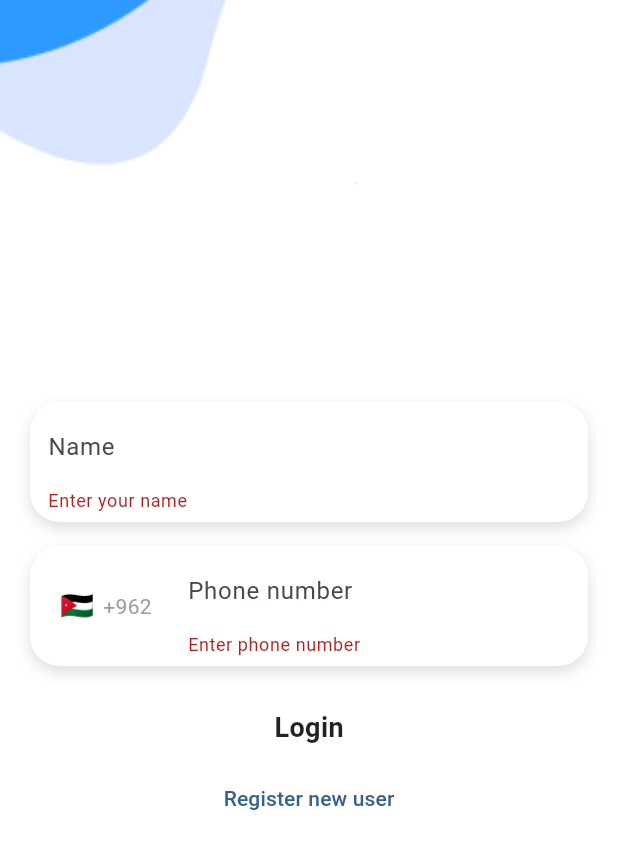
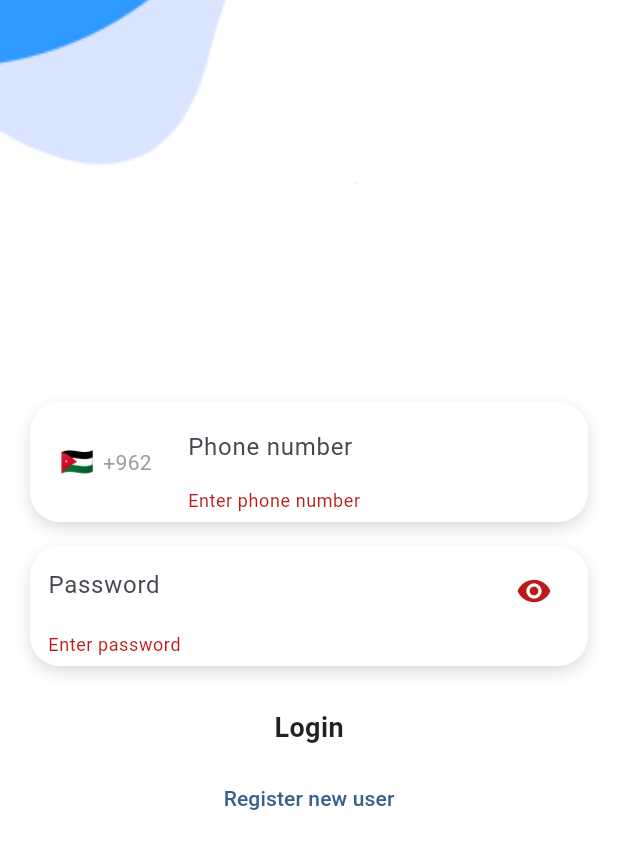
Before and after one commit to EjabiSoftDev/Installment_mobile, a Flutter app: the OtpRequestScreen screen opened directly, after a tap on "Login", on a phone screen of 412 x 824 dp. Shown: the top 849 px of the screen. Run offline on Flutter 3.47's test engine with Material 3 defaults, Android fonts, the phone set to English and light mode, and no system bars; our stand-ins replace device_info_plus, easy_localization, flutter_secure_storage, image_picker; accounts and stored records are empty.

Commit message:
full edit   screen  40% of app

```diff
--- /dev/null
+++ b/lib/api/login_response.dart
@@ -0,0 +1,42 @@
+class LoginResponse {
+  final bool success;
+  final String message;
+  final LoginCustomer? customer;
+
+  const LoginResponse({
+    required this.success,
+    required this.message,
+    this.customer,
+  });
+
+  factory LoginResponse.fromJson(Map<String, dynamic> json) {
+    final rawSuccess = json['success'];
+    return LoginResponse(
+      success: rawSuccess is bool ? rawSuccess : rawSuccess.toString().toLowerCase() == 'true',
+      message: json['message']?.toString() ?? '',
+      customer: json['customer'] is Map<String, dynamic>
+          ? LoginCustomer.fromJson(json['customer'] as Map<String, dynamic>)
+          : null,
+    );
+  }
+}
+
+class LoginCustomer {
+  final int id;
+  final String phone;
+  final String name;
+
+  const LoginCustomer({
+    required this.id,
+    required this.phone,
+    required this.name,
+  });
+
+  factory LoginCustomer.fromJson(Map<String, dynamic> json) {
+    return LoginCustomer(
+      id: json['Id'] is int ? json['Id'] as int : int.tryParse('${json['Id']}') ?? 0,
+      phone: json['Phone']?.toString() ?? '',
+      name: json['Name']?.toString() ?? '',
+    );
+  }
+}
--- a/lib/screens/otp_request_screen.dart
+++ b/lib/screens/otp_request_screen.dart
@@ -1,9 +1,11 @@
 import 'package:flutter/material.dart';
 import 'dart:ui' as ui;
 import 'package:easy_localization/easy_localization.dart';
-import 'otp_verify_screen.dart';
 import 'registration_screen.dart';
 import 'simple_register_screen.dart';
+import '../api/api_client.dart';
+import 'package:flutter_secure_storage/flutter_secure_storage.dart';
+import 'otp_verify_screen.dart';
 
 class OtpRequestScreen extends StatefulWidget {
   final bool isArabic;
@@ -13,36 +15,73 @@ class OtpRequestScreen extends StatefulWidget {
   State<OtpRequestScreen> createState() => _OtpRequestScreenState();
 }
 
-//tamer test
 class _OtpRequestScreenState extends State<OtpRequestScreen> {
   final GlobalKey<FormState> _formKey = GlobalKey<FormState>();
-  final TextEditingController _nameController = TextEditingController();
+  final TextEditingController _passwordController = TextEditingController();
   final TextEditingController _phoneController = TextEditingController();
+  bool _obscurePassword = true;
 
   Country _selectedCountry =
       const Country(code: 'JO', dialCode: '962', flag: '🇯🇴', name: 'Jordan');
 
   @override
   void dispose() {
-    _nameController.dispose();
+    _passwordController.dispose();
     _phoneController.dispose();
     super.dispose();
   }
 
-  void _sendOtp() {
+  bool _loading = false;
+
+  Future<void> _login() async {
     if (_formKey.currentState?.validate() != true) return;
-    final String name = _nameController.text.trim();
     final String fullPhone =
         '+${_selectedCountry.dialCode}${_phoneController.text.trim()}';
+    final String password = _passwordController.text.trim();
+    final int languageId = widget.isArabic ? 1 : 2; // adjust if needed
+
+    setState(() => _loading = true);
+    try {
+      final res = await ApiClient.instance.loginCustomer(
+        phone: fullPhone,
+        password: password,
+        languageId: languageId,
+      );
+      if (res.success && res.customer != null) {
+        const storage = FlutterSecureStorage();
+        await storage.write(key: 'Name', value: res.customer!.name);
+        await storage.write(key: 'LanguageId', value: languageId.toString());
+        await storage.write(key: 'Password', value: password);
+        await storage.write(key: 'Phone', value: fullPhone);
+        if (!mounted) return;
         Navigator.of(context).push(
           MaterialPageRoute(
             builder: (_) => OtpVerifyScreen(
               isArabic: widget.isArabic,
-          name: name,
+              name: res.customer!.name,
               phone: fullPhone,
             ),
           ),
         );
+      } else {
+        if (!mounted) return;
+        ScaffoldMessenger.of(context).showSnackBar(
+          SnackBar(
+              content: Text(res.message.isNotEmpty
+                  ? res.message
+                  : (widget.isArabic
+                      ? 'بيانات غير صحيحة'
+                      : 'Invalid phone or password'))),
+        );
+      }
+    } catch (e) {
+      if (!mounted) return;
+      ScaffoldMessenger.of(context).showSnackBar(
+        SnackBar(content: Text(e.toString())),
+      );
+    } finally {
+      if (mounted) setState(() => _loading = false);
+    }
   }
 
   void _pickCountry() async {
@@ -65,9 +104,9 @@ class _OtpRequestScreenState extends State<OtpRequestScreen> {
     final bool isAr = widget.isArabic;
     final ui.TextDirection direction =
         isAr ? ui.TextDirection.rtl : ui.TextDirection.ltr;
-    final String nameHint = 'name'.tr();
     final String phoneHint = 'phone'.tr();
     final String loginText = 'login'.tr();
+    final String passwordHint = isAr ? 'كلمة المرور' : 'Password';
 
     return Scaffold(
       body: Stack(
@@ -85,18 +124,7 @@ class _OtpRequestScreenState extends State<OtpRequestScreen> {
                   child: Column(
                     mainAxisAlignment: MainAxisAlignment.center,
                     children: [
-                      _RoundedField(
-                        child: TextFormField(
-                          controller: _nameController,
-                          textAlign: isAr ? TextAlign.right : TextAlign.left,
-                          decoration: InputDecoration(
-                              hintText: nameHint, border: InputBorder.none),
-                          validator: (v) => (v == null || v.trim().isEmpty)
-                              ? (isAr ? 'أدخل الاسم' : 'Enter your name')
-                              : null,
-                        ),
-                      ),
-                      const SizedBox(height: 16),
+                      // Phone first
                       _RoundedField(
                         child: Row(
                           children: [
@@ -139,10 +167,33 @@ class _OtpRequestScreenState extends State<OtpRequestScreen> {
                           ],
                         ),
                       ),
+                      const SizedBox(height: 16),
+                      // Password field at bottom (below phone)
+                      _RoundedField(
+                        child: TextFormField(
+                          controller: _passwordController,
+                          obscureText: _obscurePassword,
+                          textAlign: isAr ? TextAlign.right : TextAlign.left,
+                          decoration: InputDecoration(
+                            hintText: passwordHint,
+                            border: InputBorder.none,
+                            suffixIcon: IconButton(
+                              onPressed: () => setState(
+                                  () => _obscurePassword = !_obscurePassword),
+                              icon: Icon(_obscurePassword
+                                  ? Icons.visibility
+                                  : Icons.visibility_off),
+                            ),
+                          ),
+                          validator: (v) => (v == null || v.trim().isEmpty)
+                              ? (isAr ? 'أدخل كلمة المرور' : 'Enter password')
+                              : null,
+                        ),
+                      ),
                       const SizedBox(height: 20),
                       const SizedBox(height: 8),
                       GestureDetector(
-                        onTap: _sendOtp,
+                        onTap: _loading ? null : _login,
                         child: Text(
                           loginText,
                           style: const TextStyle(
@@ -151,12 +202,18 @@ class _OtpRequestScreenState extends State<OtpRequestScreen> {
                               color: Colors.black87),
                         ),
                       ),
+                      if (_loading)
+                        const Padding(
+                          padding: EdgeInsets.only(top: 12),
+                          child: CircularProgressIndicator(),
+                        ),
                       const SizedBox(height: 10),
                       TextButton(
                         onPressed: () {
                           Navigator.of(context).push(
                             MaterialPageRoute(
-                              builder: (_) => const RegistrationScreen(),
+                              builder: (_) =>
+                                  const SimpleRegisterScreen(isArabic: true),
                             ),
                           );
                         },
```
Also changed, not shown: lib/api/api_client.dart (+64 -0 lines), lib/screens/otp_verify_screen.dart (+20 -13 lines). Lines whose indentation alone changed are shown as unchanged.
